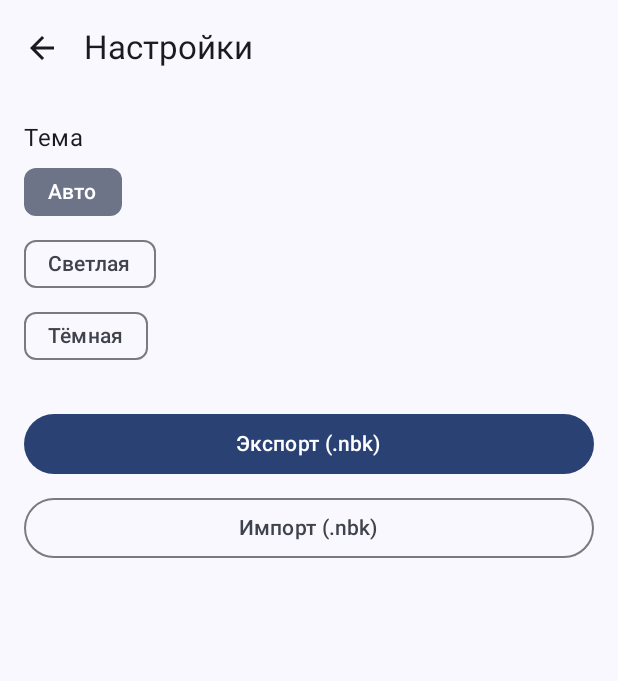
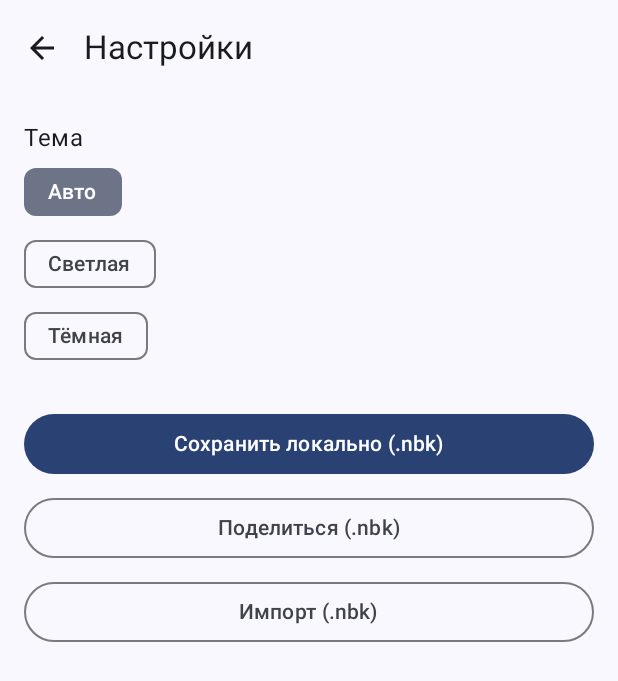
Before and after one commit to sadkov2494-beep/notes, an Android app built with Jetpack Compose: the screen it shows after launch (MainActivity), after a tap on "Настройки", on a phone screen of 412 x 824 dp. Shown: the top 681 px of the screen. Run offline under Robolectric (Android 15) with nearby library versions, the phone set to English and light mode, and no system bars; our stand-ins replace Dagger/Hilt's generated code, Room's generated code; libraries missing offline, so code that uses them is left out: net.lingala.zip4j, net.sqlcipher.database; 8 statements that could not run were skipped.

Commit message:
feat: share export, biometric unlock, APK CI pipeline
- Add share intent for .nbk export via FileProvider
- Split export into save locally and share actions in Settings
- Add biometric unlock button on vault screen with animated fingerprint
- Add GitHub Actions workflow to build and publish debug APK
- Add build script and README download links

Co-authored-by: sadkov2494-beep <sadkov2494-beep@users.noreply.github.com>

```diff
--- a/app/src/main/java/com/notes/vault/ui/ActivityActions.kt
+++ b/app/src/main/java/com/notes/vault/ui/ActivityActions.kt
@@ -21,7 +21,7 @@ val LocalAppActions = compositionLocalOf { AppActions() }
 
 sealed class BackupDialogState {
     data object Hidden : BackupDialogState()
-    data object ExportPassword : BackupDialogState()
+    data class ExportPassword(val mode: ExportMode) : BackupDialogState()
     data object ImportPassword : BackupDialogState()
     data class ImportMode(val file: java.io.File, val password: CharArray) : BackupDialogState()
     data class Message(val text: String, val isError: Boolean = false) : BackupDialogState()
--- a/app/src/main/java/com/notes/vault/ui/navigation/NavGraph.kt
+++ b/app/src/main/java/com/notes/vault/ui/navigation/NavGraph.kt
@@ -122,6 +122,7 @@ fun NotesNavHost(openNoteId: Long = -1L) {
                 SettingsScreen(
                     onBack = { navController.popBackStack() },
                     onExport = appActions.requestExport,
+                    onShareExport = appActions.requestShareExport,
                     onImport = appActions.requestImport
                 )
             }
--- a/app/src/main/java/com/notes/vault/ui/screens/HomeScreen.kt
+++ b/app/src/main/java/com/notes/vault/ui/screens/HomeScreen.kt
@@ -17,6 +17,7 @@ import androidx.compose.foundation.lazy.items
 import androidx.compose.material.icons.Icons
 import androidx.compose.material.icons.filled.Add
 import androidx.compose.material.icons.filled.CreateNewFolder
+import androidx.compose.material.icons.filled.Fingerprint
 import androidx.compose.material.icons.filled.Settings
 import androidx.compose.material3.ExperimentalMaterial3Api
 import androidx.compose.material3.FloatingActionButton
@@ -32,10 +33,15 @@ import androidx.compose.runtime.LaunchedEffect
 import androidx.compose.runtime.getValue
 import androidx.compose.runtime.mutableStateOf
 import androidx.compose.runtime.remember
+import androidx.compose.runtime.rememberCoroutineScope
 import androidx.compose.runtime.setValue
 import androidx.compose.ui.Modifier
 import androidx.compose.ui.platform.LocalContext
 import androidx.compose.ui.unit.dp
+import androidx.fragment.app.FragmentActivity
+import com.notes.vault.ui.components.AnimatedFingerprintIcon
+import com.notes.vault.ui.components.BiometricState
+import kotlinx.coroutines.launch
 import androidx.hilt.navigation.compose.hiltViewModel
 import androidx.lifecycle.compose.collectAsStateWithLifecycle
 import com.notes.vault.data.model.NoteSection
@@ -180,13 +186,16 @@ fun VaultUnlockScreen(
     viewModel: com.notes.vault.ui.viewmodel.VaultViewModel = hiltViewModel()
 ) {
     val context = LocalContext.current
+    val scope = rememberCoroutineScope()
     val error by viewModel.unlockError.collectAsStateWithLifecycle()
+    var biometricState by remember { mutableStateOf(BiometricState.IDLE) }
 
     if (!viewModel.isCreated) {
         LaunchedEffect(Unit) { onSetup() }
         return
     }
 
+    val showBiometric = viewModel.biometricAvailable && viewModel.biometricKeyValid
     var password = androidx.compose.runtime.remember { androidx.compose.runtime.mutableStateOf("") }
 
     Scaffold(
@@ -197,10 +206,41 @@ fun VaultUnlockScreen(
                 .fillMaxSize()
                 .padding(padding)
                 .padding(24.dp),
-            verticalArrangement = Arrangement.Center
+            verticalArrangement = Arrangement.Center,
+            horizontalAlignment = androidx.compose.ui.Alignment.CenterHorizontally
         ) {
-            Text("Введите мастер-пароль", style = MaterialTheme.typography.titleLarge)
-            Spacer(Modifier.height(16.dp))
+            if (showBiometric) {
+                AnimatedFingerprintIcon(
+                    state = biometricState,
+                    modifier = Modifier.padding(bottom = 16.dp)
+                )
+                androidx.compose.material3.OutlinedButton(
+                    onClick = {
+                        val activity = context as? FragmentActivity ?: return@OutlinedButton
+                        scope.launch {
+                            biometricState = BiometricState.IDLE
+                            val success = viewModel.unlockWithBiometric(activity)
+                            biometricState = if (success) BiometricState.SUCCESS else BiometricState.ERROR
+                            if (success) {
+                                onUnlocked()
+                            } else {
+                                val vibrator = context.getSystemService(Vibrator::class.java)
+                                vibrator?.vibrate(VibrationEffect.createOneShot(100, VibrationEffect.DEFAULT_AMPLITUDE))
+                            }
+                        }
+                    },
+                    modifier = Modifier.fillMaxWidth()
+                ) {
+                    Icon(Icons.Default.Fingerprint, contentDescription = null)
+                    Text("Вход по отпечатку", modifier = Modifier.padding(start = 8.dp))
+                }
+                Spacer(Modifier.height(16.dp))
+                Text("или введите мастер-пароль", style = MaterialTheme.typography.bodyMedium)
+                Spacer(Modifier.height(16.dp))
+            } else {
+                Text("Введите мастер-пароль", style = MaterialTheme.typography.titleLarge)
+                Spacer(Modifier.height(16.dp))
+            }
             OutlinedTextField(
                 value = password.value,
                 onValueChange = { password.value = it },
--- a/app/src/main/java/com/notes/vault/ui/screens/VaultScreens.kt
+++ b/app/src/main/java/com/notes/vault/ui/screens/VaultScreens.kt
@@ -165,6 +165,7 @@ fun VaultEntryEditorScreen(
 fun SettingsScreen(
     onBack: () -> Unit,
     onExport: () -> Unit,
+    onShareExport: () -> Unit,
     onImport: () -> Unit,
     viewModel: com.notes.vault.ui.viewmodel.SettingsViewModel = hiltViewModel()
 ) {
@@ -202,7 +203,11 @@ fun SettingsScreen(
             }
             Spacer(Modifier.height(24.dp))
             androidx.compose.material3.Button(onClick = onExport, modifier = Modifier.fillMaxWidth()) {
-                Text("Экспорт (.nbk)")
+                Text("Сохранить локально (.nbk)")
+            }
+            Spacer(Modifier.height(8.dp))
+            androidx.compose.material3.OutlinedButton(onClick = onShareExport, modifier = Modifier.fillMaxWidth()) {
+                Text("Поделиться (.nbk)")
             }
             Spacer(Modifier.height(8.dp))
             androidx.compose.material3.OutlinedButton(onClick = onImport, modifier = Modifier.fillMaxWidth()) {
```
Also changed, not shown: app/src/main/java/com/notes/vault/ui/AppContent.kt (+33 -10 lines), app/src/main/java/com/notes/vault/ui/ExportShare.kt (added, +27 -0 lines), app/src/main/java/com/notes/vault/ui/viewmodel/HomeViewModel.kt (+22 -0 lines), 4 other files.
